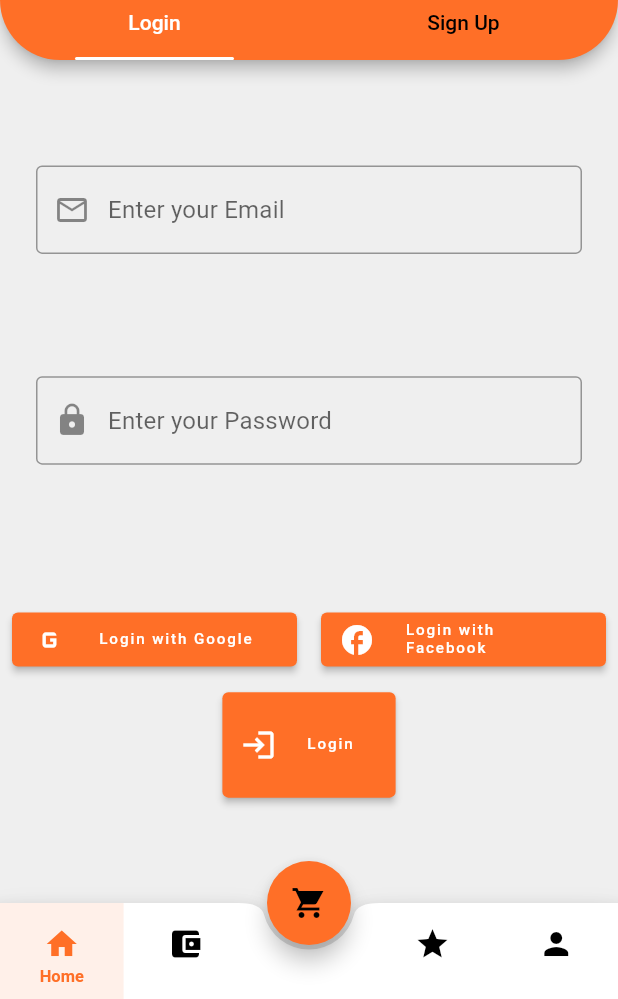
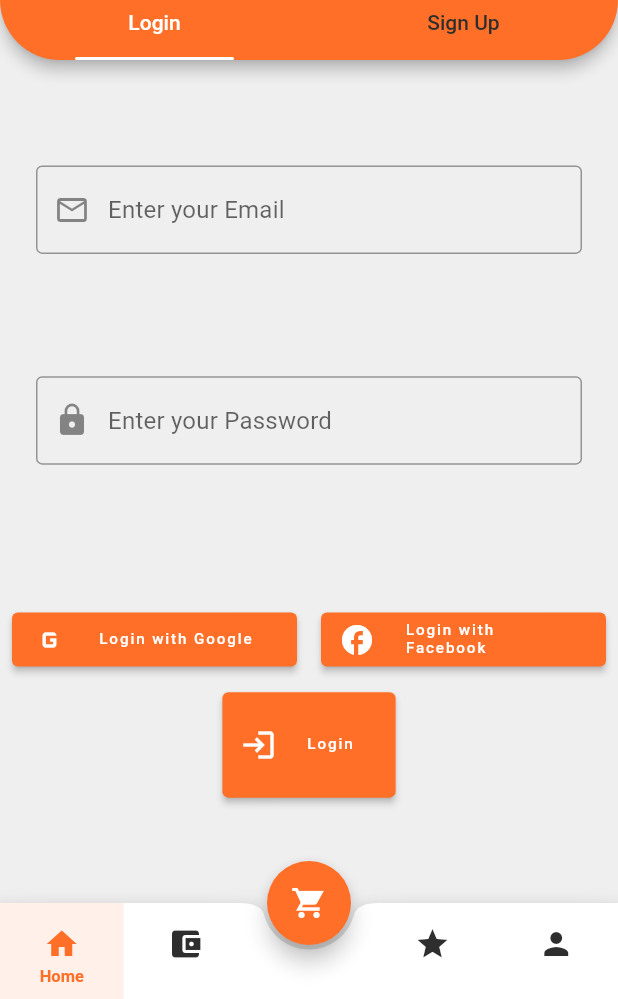
Before and after one commit to emirbaki/Homate, a Flutter app: the screen it shows after launch, on a phone screen of 412 x 824 dp, the part 237-1236 px from its top. Run offline on Flutter 3.47's test engine with Material 2 defaults, Android fonts, the phone set to English and light mode, and no system bars; our stand-ins replace carousel_slider, get_it, google_fonts; missing offline and left inert: checkdigit.

Commit message:
little bugfixes

```diff
--- a/lib/utilities/theme_utilities.dart
+++ b/lib/utilities/theme_utilities.dart
@@ -9,6 +9,7 @@ class HomateThemeHelper {
       background: const Color.fromARGB(255, 46, 46, 46),
       primary: HomateColorHelper.homateOrange,
     ),
+    primaryColor: HomateColorHelper.homateOrange,
     fontFamily: GoogleFonts.roboto().fontFamily,
     textTheme: HomateThemeHelper.darkTextTheme,
     floatingActionButtonTheme: FloatingActionButtonThemeData(
@@ -36,7 +37,8 @@ class HomateThemeHelper {
     fontFamily: GoogleFonts.roboto().fontFamily,
     textTheme: HomateThemeHelper.lightTextTheme,
     floatingActionButtonTheme: FloatingActionButtonThemeData(
-        backgroundColor: HomateColorHelper.homateOrange),
+        backgroundColor: HomateColorHelper.homateOrange,
+        foregroundColor: Colors.white),
     tabBarTheme: const TabBarTheme(
         indicator: UnderlineTabIndicator(
             insets: EdgeInsets.symmetric(horizontal: 50),
@@ -44,9 +46,9 @@ class HomateThemeHelper {
             borderSide: BorderSide(
                 color: Colors.white, style: BorderStyle.solid, width: 2)),
         labelColor: Colors.white,
-        unselectedLabelColor: Colors.black,
+        unselectedLabelColor: Color.fromARGB(255, 46, 46, 46),
         indicatorColor: Colors.white),
-    iconTheme: const IconThemeData(color: Colors.black),
+    iconTheme: const IconThemeData(color: Color.fromARGB(255, 46, 46, 46)),
   );
 
   static TextTheme lightTextTheme = TextTheme(
```
